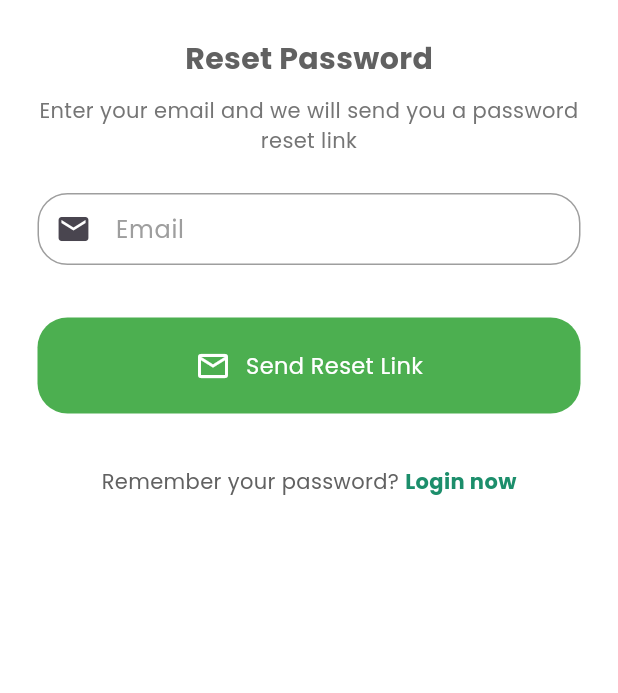
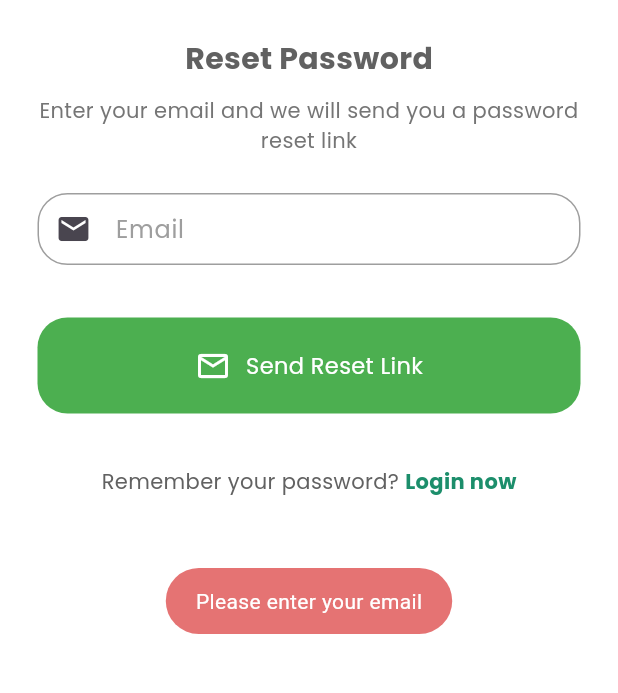
Before and after one commit to hollali/grocery_application, a Flutter app: the ForgotPasswordPage screen opened directly, after a tap on "Send Reset Link", on a phone screen of 412 x 824 dp, the part 506-1199 px from its top. Run offline on Flutter 3.47's test engine with Material 3 defaults, Android fonts, the phone set to English and light mode, and no system bars; our stand-ins replace firebase_auth, firebase_core, fluttertoast; accounts and stored records are empty.

Commit message:
Refactor ForgotPasswordPage to use StatefulWidget, implement password reset logic, and enhance UI with loading indicator

```diff
--- a/lib/pages/forgot_password.dart
+++ b/lib/pages/forgot_password.dart
@@ -2,16 +2,91 @@ import 'package:flutter/material.dart';
 import 'package:grocery_application/assets/components/my_button.dart';
 import 'package:grocery_application/assets/components/my_textfield.dart';
 import 'package:grocery_application/pages/login_page.dart';
+import 'package:firebase_auth/firebase_auth.dart';
+import 'package:fluttertoast/fluttertoast.dart';
 
-class ForgotPasswordPage extends StatelessWidget {
+class ForgotPasswordPage extends StatefulWidget {
   ForgotPasswordPage({super.key});
 
+  @override
+  State<ForgotPasswordPage> createState() => _ForgotPasswordPageState();
+}
+
+class _ForgotPasswordPageState extends State<ForgotPasswordPage> {
   // text editing controller
   final emailController = TextEditingController();
+  bool _isLoading = false;
+
+  void _showToast(String message, bool isError) {
+    Fluttertoast.showToast(
+      msg: message,
+      toastLength: Toast.LENGTH_SHORT,
+      gravity: ToastGravity.BOTTOM,
+      timeInSecForIosWeb: 2,
+      backgroundColor: isError ? const Color(0xFFE57373) : const Color(0xFF1C8E6B),
+      textColor: Colors.white,
+      fontSize: 14.0,
+    );
+  }
 
   // reset password method
-  void resetPassword() {
-    // Add reset password logic here
+  Future<void> resetPassword() async {
+    setState(() => _isLoading = true);
+
+    try {
+      final email = emailController.text.trim();
+
+      // Validate email
+      if (email.isEmpty) {
+        _showToast('Please enter your email', true);
+        return;
+      }
+
+      await FirebaseAuth.instance.sendPasswordResetEmail(email: email);
+
+      _showToast('Password reset link sent to your email', false);
+      emailController.clear();
+
+      // Optionally navigate back to login after a short delay
+      await Future.delayed(const Duration(seconds: 2));
+      if (!mounted) return;
+      Navigator.pushReplacement(
+        context,
+        MaterialPageRoute(builder: (context) => LoginPage()),
+      );
+
+    } on FirebaseAuthException catch (e) {
+      String errorMessage;
+      switch (e.code) {
+        case 'invalid-email':
+          errorMessage = 'The email address is badly formatted';
+          break;
+        case 'user-not-found':
+          errorMessage = 'No account found with this email';
+          break;
+        case 'user-disabled':
+          errorMessage = 'This account has been disabled';
+          break;
+        case 'too-many-requests':
+          errorMessage = 'Too many attempts. Please try again later';
+          break;
+        default:
+          errorMessage = 'Failed to send reset link. Please try again';
+      }
+      _showToast(errorMessage, true);
+    } catch (e) {
+      _showToast('An unexpected error occurred', true);
+    } finally {
+      if (mounted) {
+        setState(() => _isLoading = false);
+      }
+    }
+  }
+
+  @override
+  void dispose() {
+    emailController.dispose();
+    super.dispose();
   }
 
   @override
@@ -29,7 +104,9 @@ class ForgotPasswordPage extends StatelessWidget {
           ),
         ),
       ),
-      body: SafeArea(
+      body: Stack(
+        children: [
+          SafeArea(
             child: Container(
               height: MediaQuery.of(context).size.height,
               child: Center(
@@ -130,6 +207,17 @@ class ForgotPasswordPage extends StatelessWidget {
               ),
             ),
           ),
+          if (_isLoading)
+            Container(
+              color: Colors.black.withOpacity(0.5),
+              child: const Center(
+                child: CircularProgressIndicator(
+                  valueColor: AlwaysStoppedAnimation<Color>(Color(0xFF1C8E6B)),
+                ),
+              ),
+            ),
+        ],
+      ),
     );
   }
 }
```
Lines whose indentation alone changed are shown as unchanged.
